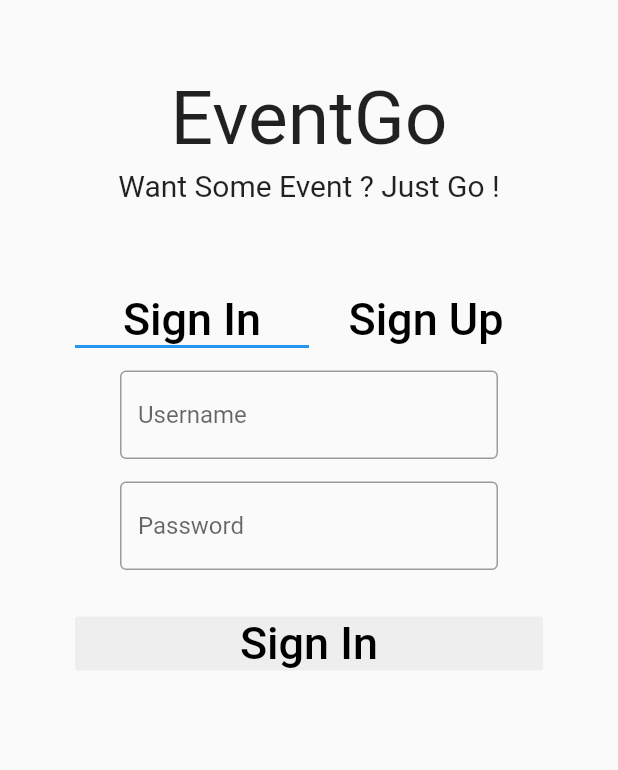
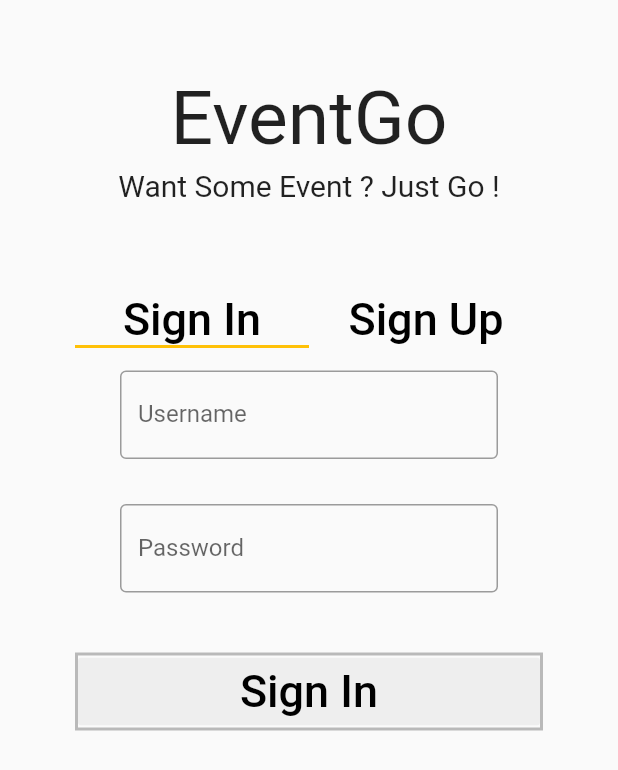
Before and after one commit to MavisClouds/EventGo_Project, a Flutter app: the screen it shows after launch, on a phone screen of 412 x 824 dp. Shown: the top 770 px of the screen. Run offline on Flutter 3.47's test engine with Material 2 defaults, Android fonts, the phone set to English and light mode, and no system bars; our stand-ins replace datetime_picker_formfield, flutter_speed_dial, shared_preferences; Roboto replaces fonts that are missing (frenchcanon).

Commit message:
Finishing
- Fixing Bugs
- detail Event planner
- add more features

```diff
--- a/EventGo_Project/lib/CustomWidget/customw.dart
+++ b/EventGo_Project/lib/CustomWidget/customw.dart
@@ -3,13 +3,13 @@ import 'package:datetime_picker_formfield/datetime_picker_formfield.dart';
 import 'package:intl/intl.dart';
 
 Widget formtext(
-    String hints, TextEditingController inputcontroller, bool hidden) {
+    String hints, TextEditingController inputcontroller, bool hidden, String label) {
   return Container(
-    margin: EdgeInsets.fromLTRB(30, 15, 30, 0),
+    margin: EdgeInsets.fromLTRB(30, 15, 30, 15),
     child: TextField(
       controller: inputcontroller,
       decoration:
-          InputDecoration(hintText: hints, border: OutlineInputBorder()),
+          InputDecoration(hintText: hints, border: OutlineInputBorder(),labelText: label),
       onChanged: (value) {},
       obscureText: hidden,
     ),
--- a/EventGo_Project/lib/dashboard_conector.dart
+++ b/EventGo_Project/lib/dashboard_conector.dart
@@ -1,10 +1,11 @@
+import 'package:EventGo_Project/searchclass.dart';
 import 'package:EventGo_Project/view_administration/start_page.dart';
 import 'package:EventGo_Project/view_eventplan/v_ep_createevent.dart';
+import 'package:EventGo_Project/view_eventplan/v_ep_dashboard.dart';
 import 'package:flutter/material.dart';
 import 'package:EventGo_Project/CustomWidget/customw.dart';
 import 'package:shared_preferences/shared_preferences.dart';
 import 'view_participator/v_par_dashboard.dart';
-import 'view_eventplan/v_ep_dashboard.dart';
 import 'main.dart';
 
 class Dashboard_c extends StatefulWidget {
@@ -16,7 +17,7 @@ class Dashboard_c extends StatefulWidget {
 }
 
 class _Dashboard_cState extends State<Dashboard_c> {
-  bool participator = true;
+  static bool participator = true;
   bool loggedin;
   bool createevent = false;
 
@@ -53,32 +54,28 @@ class _Dashboard_cState extends State<Dashboard_c> {
         },
         child: loggedin
             ? Scaffold(
-                floatingActionButton: participator
-                    ? null
-                    : FloatingActionButton(
-                        backgroundColor: Colors.amber,
-                        child: Icon(
-                          Icons.add,
-                        ),
-                        onPressed: () {
-                          Navigator.push(
-                              context,
-                              MaterialPageRoute(
-                                  builder: (context) => Ep_createevent()));
-                        },
-                      ),
                 appBar: AppBar(
+                  iconTheme: IconThemeData(color: Colors.amber),
                   actions: [
                     IconButton(
-                      icon: Icon(Icons.arrow_left),
+                      icon: Icon(
+                        Icons.arrow_left,
+                      ),
                       onPressed: () {
                         logout();
                         Navigator.push(context,
                             MaterialPageRoute(builder: (context) => MyApp()));
                       },
+                    ),
+                    IconButton(
+                      icon: Icon(Icons.search),
+                      onPressed: () {
+                        Navigator.push(context,
+                            MaterialPageRoute(builder: (context) => Search()));
+                      },
                     )
                   ],
-                  backgroundColor: Colors.amber,
+                  backgroundColor: Colors.transparent,
                   title: participator
                       ? Textstyles("Participator", 25, Colors.black)
                       : Textstyles("Event Planner", 25, Colors.black),
@@ -89,9 +86,13 @@ class _Dashboard_cState extends State<Dashboard_c> {
                       DrawerHeader(
                         child: Column(
                           children: [
-                            ListTile(
-                              title:
-                                  Textstyles("Participator", 25, Colors.black),
+                            Container(
+                              decoration: BoxDecoration(
+                                  border: Border.all(
+                                      width: 2, color: Colors.amber)),
+                              child: ListTile(
+                                title: Textstyles(
+                                    "Participator", 25, Colors.black),
                                 onTap: () {
                                   setState(() {
                                     participator = true;
@@ -99,20 +100,29 @@ class _Dashboard_cState extends State<Dashboard_c> {
                                   Navigator.pop(context);
                                 },
                               ),
-                            ListTile(
-                              title:
-                                  Textstyles("Event Planner", 25, Colors.black),
+                            ),
+                            Container(
+                              height: 10,
+                            ),
+                            Container(
+                              decoration: BoxDecoration(
+                                  border: Border.all(
+                                      width: 2, color: Colors.amber)),
+                              child: ListTile(
+                                title: Textstyles(
+                                    "Event Planner", 25, Colors.black),
                                 onTap: () {
                                   setState(() {
                                     participator = false;
                                   });
                                   Navigator.pop(context);
                                 },
+                              ),
                             )
                           ],
                         ),
                         decoration: BoxDecoration(
-                          color: Colors.amber,
+                          color: Colors.transparent,
                         ),
                       )
                     ],
--- a/EventGo_Project/lib/view_administration/login.dart
+++ b/EventGo_Project/lib/view_administration/login.dart
@@ -34,39 +34,43 @@ class _Login_dataState extends State<Login_data> {
 
     var datauser = json.decode(response.body);
 
-    String idacc = datauser[0]["idacc"];
-    final SharedPreferences prefs = await SharedPreferences.getInstance();
-    prefs.setString('idaccount', idacc);
-    print(idacc);
     if (datauser.length == 0) {
+      showalertdialog("You Shall Not Pass", "Username/Password incorrect");
     } else {
+      String idacc = datauser[0]["idacc"];
+      final SharedPreferences prefs = await SharedPreferences.getInstance();
+      prefs.setString('idaccount', idacc);
       loginUser();
       Navigator.push(context, MaterialPageRoute(builder: (context) {
-        return Dashboard_c(login: true,);
+        return Dashboard_c(
+          login: true,
+        );
       }));
     }
   }
 
-   bool isLoggedIn = false;
+  bool isLoggedIn = false;
 
   Future<Null> loginUser() async {
     final SharedPreferences prefs = await SharedPreferences.getInstance();
     prefs.setBool('isloggedin', true);
   }
 
-
   @override
   Widget build(BuildContext context) {
     return Column(
       children: <Widget>[
-        formtext("Username", usernamecontroller, false),
-        formtext("Password", passwordcontroller, true),
+        formtext("Username", usernamecontroller, false, "Username"),
+        formtext("Password", passwordcontroller, true, "Password"),
         Container(
           margin: EdgeInsets.only(top: 25),
         ),
-        SizedBox(
+        Container(
           width: double.infinity,
+          decoration:
+              BoxDecoration(border: Border.all(width: 2, color: Colors.black26)),
           child: FlatButton(
+            padding: EdgeInsets.only(top: 5, bottom: 5),
             child: Text("Sign In",
                 style: TextStyle(
                     fontFamily: 'frenchcanon',
@@ -81,6 +85,7 @@ class _Login_dataState extends State<Login_data> {
       ],
     );
   }
+
   void showalertdialog(String title, String messages) {
     AlertDialog alertDialog = AlertDialog(
       title: Text(title),
--- a/EventGo_Project/lib/view_administration/start_page.dart
+++ b/EventGo_Project/lib/view_administration/start_page.dart
@@ -32,7 +32,7 @@ class Start_page extends StatelessWidget {
                     ),
                     Container(
                       margin: EdgeInsets.fromLTRB(0, 30, 0, 0),
-                      child: TabBar(
+                      child: TabBar(indicatorColor: Colors.amber,
                         tabs: [
                           Text("Sign In",
                               style: TextStyle(
--- a/EventGo_Project/pubspec.yaml
+++ b/EventGo_Project/pubspec.yaml
@@ -27,6 +27,7 @@ dependencies:
   intl: ^0.16.1
   http: ^0.12.0+4
   shared_preferences: ^0.5.7
+  flutter_speed_dial: ^1.2.5
 
 
   # The following adds the Cupertino Icons font to your application.
```
Also changed, not shown: EventGo_Project/lib/searchclass.dart (added, +121 -0 lines), EventGo_Project/lib/view_eventplan/v_ep_createevent.dart (+42 -9 lines), EventGo_Project/lib/view_eventplan/v_ep_dashboard.dart (+25 -1 lines), EventGo_Project/lib/view_eventplan/v_ep_detail.dart (added, +210 -0 lines), EventGo_Project/lib/view_participator/v_detail_par.dart (+8 -0 lines), EventGo_Project/lib/view_participator/v_par_dashboard.dart (+6 -1 lines). Lines whose indentation alone changed are shown as unchanged.
